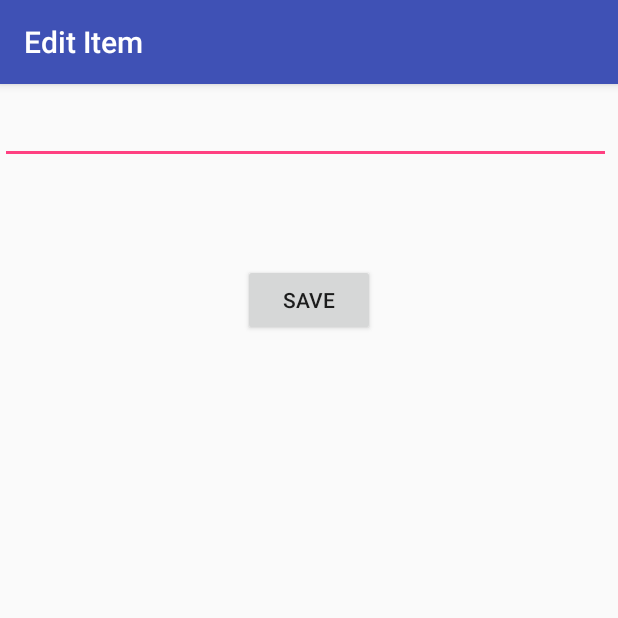
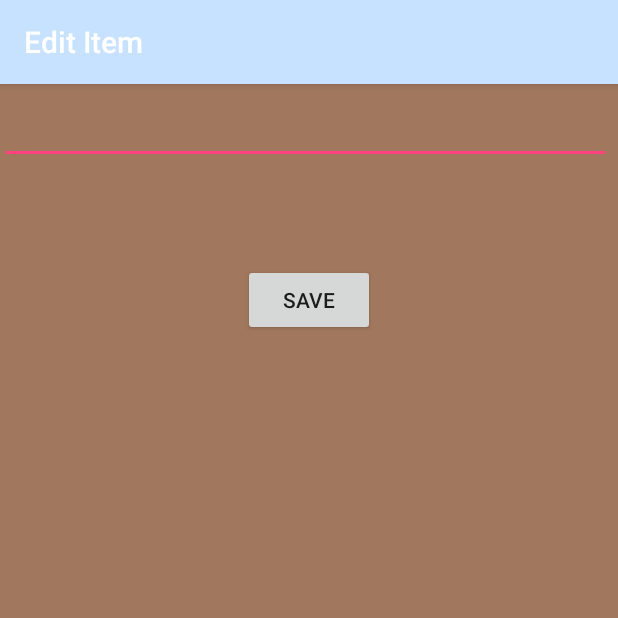
Before and after one commit to selomez/SimpleToDo, an Android app: the EditItemActivity screen opened directly, with no data from a screen before it, on a phone screen of 412 x 824 dp, the top half of it. Run offline under Robolectric (Android 15) with nearby library versions, the phone set to English and light mode, and no system bars.

Commit message:
changed color

```diff
--- a/app/src/main/java/myfirstcodepathproj/simpletodo/MainActivity.java
+++ b/app/src/main/java/myfirstcodepathproj/simpletodo/MainActivity.java
@@ -104,7 +104,7 @@ public class MainActivity extends AppCompatActivity {
     @Override
     protected void onActivityResult(int requestCode, int resultCode, @Nullable Intent data) {
         super.onActivityResult(requestCode, resultCode, data);
-        if(resultCode == RESULT_OK && resultCode == EDIT_REQUEST_CODE ){
+        if(resultCode == RESULT_OK && requestCode == EDIT_REQUEST_CODE ){
             String updatedItem = data.getExtras().getString(ITEM_TEXT);
             int position = data.getExtras().getInt(ITEM_POSITION);
             items.set(position, updatedItem);
--- a/app/src/main/res/layout/activity_edit_item.xml
+++ b/app/src/main/res/layout/activity_edit_item.xml
@@ -1,5 +1,6 @@
 <?xml version="1.0" encoding="utf-8"?>
 <RelativeLayout xmlns:android="http://schemas.android.com/apk/res/android"
+    android:background="#A1785D"
     xmlns:app="http://schemas.android.com/apk/res-auto"
     xmlns:tools="http://schemas.android.com/tools"
     android:layout_width="match_parent"
--- a/app/src/main/res/layout/activity_main.xml
+++ b/app/src/main/res/layout/activity_main.xml
@@ -1,5 +1,6 @@
 <?xml version="1.0" encoding="utf-8"?>
 <RelativeLayout xmlns:android="http://schemas.android.com/apk/res/android"
+    android:background="#A1785D"
     xmlns:app="http://schemas.android.com/apk/res-auto"
     xmlns:tools="http://schemas.android.com/tools"
     android:layout_width="match_parent"
@@ -28,8 +29,8 @@
         android:id="@+id/etNewItem"
         android:layout_width="299dp"
         android:layout_height="wrap_content"
-        android:layout_toStartOf="@+id/btnAddItem"
         android:layout_alignParentBottom="true"
+        android:layout_alignParentStart="true"
         android:ems="10"
         android:hint="@string/add_a_new_item"
         android:inputType="textPersonName" />
--- a/app/src/main/res/values/colors.xml
+++ b/app/src/main/res/values/colors.xml
@@ -1,6 +1,6 @@
 <?xml version="1.0" encoding="utf-8"?>
 <resources>
-    <color name="colorPrimary">#3F51B5</color>
+    <color name="colorPrimary">#C6E2FF</color>
     <color name="colorPrimaryDark">#303F9F</color>
     <color name="colorAccent">#FF4081</color>
 </resources>
```
